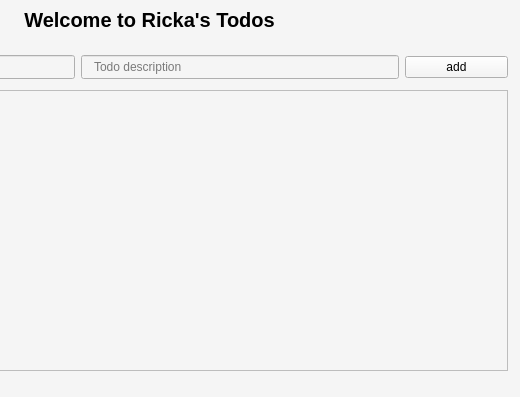
Above: src/main_window.ui from RickaPrincy/todo-qt before the change; both pictures show x 253 to 773 and y 0 to 397 of the 773 by 397 pixel window. Below: the same form after it.
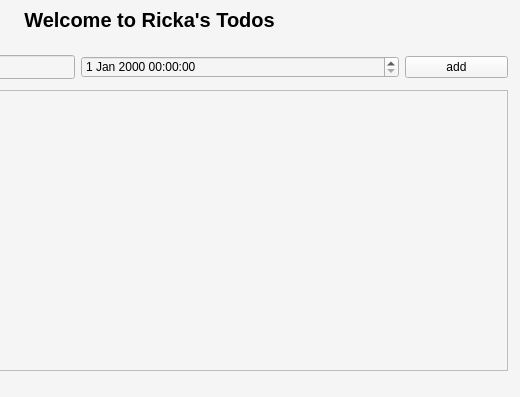
That is the form after the change.

Commit message: feat: replace description to deadline

```diff
--- a/src/main_window.ui
+++ b/src/main_window.ui
@@ -65,18 +65,12 @@
       </widget>
      </item>
      <item>
-      <widget class="QLineEdit" name="inputDescription">
-       <property name="toolTip">
-        <string>&lt;html&gt;&lt;head/&gt;&lt;body&gt;&lt;p&gt;name&lt;/p&gt;&lt;/body&gt;&lt;/html&gt;</string>
-       </property>
-       <property name="styleSheet">
-        <string notr="true">padding: 3px 10px;</string>
-       </property>
-       <property name="alignment">
-        <set>Qt::AlignLeading|Qt::AlignLeft|Qt::AlignVCenter</set>
-       </property>
-       <property name="placeholderText">
-        <string>Todo description</string>
+      <widget class="QDateTimeEdit" name="deadline">
+       <property name="sizePolicy">
+        <sizepolicy hsizetype="Expanding" vsizetype="Fixed">
+         <horstretch>0</horstretch>
+         <verstretch>0</verstretch>
+        </sizepolicy>
        </property>
       </widget>
      </item>
```
The commit also changes 1 other file.
